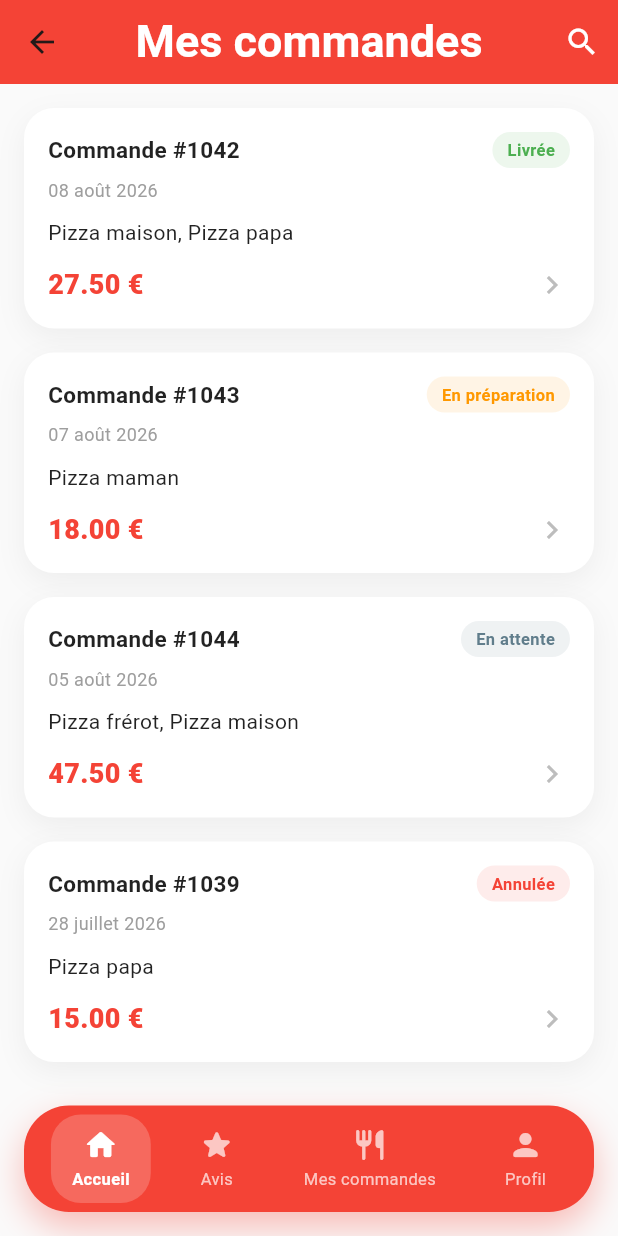
After one commit to exauce21/archi_pizza, a Flutter app: the CommandesListe screen opened directly, on a phone screen of 412 x 824 dp. The commit adds this screen. Run offline on Flutter 3.47's test engine with Material 3 defaults, Android fonts, the phone set to English and light mode, and no system bars; our stand-ins replace transparent_image; network calls fail.

Commit message:
Liste commandes

```diff
--- a/lib/avisListe.dart
+++ b/lib/avisListe.dart
@@ -47,7 +47,7 @@ class _AvisListeState extends State<AvisListe> {
 
     return Scaffold(
       appBar: Topbarmenu(title: 'Liste des avis'),
-      bottomNavigationBar: Bottombarmenu(),
+      bottomNavigationBar: const Bottombarmenu(currentIndex: 1),
       body: ListView.builder(
         padding: const EdgeInsets.symmetric(vertical: 8, horizontal: 20),
         itemCount: avisliste.length + 1, // +1 pour le header
--- a/lib/bottomBarMenu.dart
+++ b/lib/bottomBarMenu.dart
@@ -3,6 +3,8 @@ import 'package:archi_pizza/recettesListe.dart';
 import 'package:archi_pizza/avisListe.dart';
 import 'package:archi_pizza/userProfil.dart';
 
+import 'commandeListe.dart';
+import 'main.dart';
 import 'navItem.dart';
 
 class Bottombarmenu extends StatelessWidget {
@@ -22,8 +24,7 @@ class Bottombarmenu extends StatelessWidget {
         page = const AvisListe();
         break;
       case 2:
-      // TODO: remplacer par ta vraie page Messages
-        page = const AvisListe();
+        page = const CommandesListe();
         break;
       case 3:
         page = const Userprofil();
@@ -77,8 +78,8 @@ class Bottombarmenu extends StatelessWidget {
             onTap: () => _onTap(context, 1),
           ),
           NavItem(
-            icon: Icons.chat_bubble_rounded,
-            label: 'Messages',
+            icon: Icons.restaurant_rounded,
+            label: 'Mes commandes',
             isActive: currentIndex == 2,
             onTap: () => _onTap(context, 2),
           ),
--- /dev/null
+++ b/lib/commande.dart
@@ -0,0 +1,15 @@
+class Commande {
+  String id;
+  String date;
+  List<String> pizzas;
+  double total;
+  String statut;
+
+  Commande(
+      this.id,
+      this.date,
+      this.pizzas,
+      this.total,
+      this.statut,
+      );
+}
--- /dev/null
+++ b/lib/commandeListe.dart
@@ -0,0 +1,90 @@
+import 'package:archi_pizza/commandeWidget.dart';
+import 'package:flutter/material.dart';
+import 'TopBarMenu.dart';
+import 'bottomBarMenu.dart';
+import 'commande.dart';
+import 'commandeDetails.dart';
+
+class CommandesListe extends StatefulWidget {
+  const CommandesListe({super.key});
+
+  @override
+  State<CommandesListe> createState() => _CommandesListeState();
+}
+
+class _CommandesListeState extends State<CommandesListe> {
+  final List<Commande> commandes = [
+    Commande(
+      "1042",
+      "08 août 2026",
+      ["Pizza maison", "Pizza papa"],
+      27.50,
+      "Livrée",
+    ),
+    Commande(
+      "1043",
+      "07 août 2026",
+      ["Pizza maman"],
+      18.00,
+      "En préparation",
+    ),
+    Commande(
+      "1044",
+      "05 août 2026",
+      ["Pizza frérot", "Pizza maison"],
+      47.50,
+      "En attente",
+    ),
+    Commande(
+      "1039",
+      "28 juillet 2026",
+      ["Pizza papa"],
+      15.00,
+      "Annulée",
+    ),
+  ];
+
+  @override
+  Widget build(BuildContext context) {
+    return Scaffold(
+      backgroundColor: Colors.grey.shade50,
+      appBar: Topbarmenu(title: 'Mes commandes'),
+      bottomNavigationBar: const Bottombarmenu(currentIndex: 0),
+      body: commandes.isEmpty
+          ? Center(
+        child: Text(
+          "Aucune commande pour le moment",
+          style: TextStyle(color: Colors.grey.shade500),
+        ),
+      )
+          : ListView.builder(
+        padding: const EdgeInsets.symmetric(vertical: 8),
+        itemCount: commandes.length,
+        itemBuilder: (context, index) {
+          final commande = commandes[index];
+          return CommandeWidget(
+            commande: commande,
+            onTap: () {
+              Navigator.push(
+                context,
+                PageRouteBuilder(
+                  pageBuilder: (context, animation, secondary) =>
+                      CommandeDetails(commande: commande),
+                  transitionsBuilder:
+                      (context, animation, secondaryAnimation, child) {
+                    animation = CurvedAnimation(
+                      parent: animation,
+                      curve: Curves.ease,
+                    );
+                    return FadeTransition(
+                        opacity: animation, child: child);
+                  },
+                ),
+              );
+            },
+          );
+        },
+      ),
+    );
+  }
+}
--- /dev/null
+++ b/lib/commandeWidget.dart
@@ -0,0 +1,112 @@
+import 'package:flutter/material.dart';
+import 'commande.dart';
+
+class CommandeWidget extends StatelessWidget {
+  const CommandeWidget({
+    super.key,
+    required this.commande,
+    required this.onTap,
+  });
+
+  final Commande commande;
+  final VoidCallback onTap;
+
+  Color get _statutColor {
+    switch (commande.statut) {
+      case "Livrée":
+        return Colors.green;
+      case "En préparation":
+        return Colors.orange;
+      case "Annulée":
+        return Colors.red;
+      default:
+        return Colors.blueGrey;
+    }
+  }
+
+  @override
+  Widget build(BuildContext context) {
+    return InkWell(
+      onTap: onTap,
+      borderRadius: BorderRadius.circular(20),
+      child: Container(
+        margin: const EdgeInsets.symmetric(horizontal: 16, vertical: 8),
+        padding: const EdgeInsets.all(16),
+        decoration: BoxDecoration(
+          color: Colors.white,
+          borderRadius: BorderRadius.circular(20),
+          boxShadow: [
+            BoxShadow(
+              color: Colors.black.withOpacity(0.05),
+              blurRadius: 16,
+              offset: const Offset(0, 6),
+            ),
+          ],
+        ),
+        child: Column(
+          crossAxisAlignment: CrossAxisAlignment.start,
+          children: [
+            Row(
+              mainAxisAlignment: MainAxisAlignment.spaceBetween,
+              children: [
+                Text(
+                  "Commande #${commande.id}",
+                  style: const TextStyle(
+                    fontSize: 15,
+                    fontWeight: FontWeight.w700,
+                    color: Colors.black87,
+                  ),
+                ),
+                Container(
+                  padding: const EdgeInsets.symmetric(
+                    horizontal: 10,
+                    vertical: 4,
+                  ),
+                  decoration: BoxDecoration(
+                    color: _statutColor.withOpacity(0.1),
+                    borderRadius: BorderRadius.circular(30),
+                  ),
+                  child: Text(
+                    commande.statut,
+                    style: TextStyle(
+                      fontSize: 11,
+                      fontWeight: FontWeight.w700,
+                      color: _statutColor,
+                    ),
+                  ),
+                ),
+              ],
+            ),
+            const SizedBox(height: 6),
+            Text(
+              commande.date,
+              style: TextStyle(fontSize: 12, color: Colors.grey.shade500),
+            ),
+            const SizedBox(height: 10),
+            Text(
+              commande.pizzas.join(", "),
+              maxLines: 2,
+              overflow: TextOverflow.ellipsis,
+              style: const TextStyle(fontSize: 14, color: Colors.black87),
+            ),
+            const SizedBox(height: 12),
+            Row(
+              mainAxisAlignment: MainAxisAlignment.spaceBetween,
+              children: [
+                Text(
+                  "${commande.total.toStringAsFixed(2)} €",
+                  style: const TextStyle(
+                    fontSize: 18,
+                    fontWeight: FontWeight.w800,
+                    color: Colors.red,
+                  ),
+                ),
+                Icon(Icons.chevron_right, color: Colors.grey.shade400),
+              ],
+            ),
+          ],
+        ),
+      ),
+    );
+  }
+}
--- a/lib/recettesListe.dart
+++ b/lib/recettesListe.dart
@@ -82,7 +82,7 @@ class _RecettesListeState extends State<RecettesListe> {
     return Scaffold(
       //backgroundColor: Colors.grey.shade50,
       appBar: Topbarmenu(title: 'Liste des pizzas'),
-      bottomNavigationBar: Bottombarmenu(),
+      bottomNavigationBar: const Bottombarmenu(currentIndex: 0),
       body: ListView.builder(
         padding: const EdgeInsets.symmetric(vertical: 8),
         itemCount: recettes.length,
--- a/lib/userProfil.dart
+++ b/lib/userProfil.dart
@@ -26,7 +26,8 @@ class _UserprofilState extends State<Userprofil> {
     return Scaffold(
       //backgroundColor: Colors.grey.shade50,
       appBar: Topbarmenu(title: 'Mon Profil'),
-      bottomNavigationBar: Bottombarmenu(),
+      //bottomNavigationBar: Bottombarmenu(),
+      bottomNavigationBar: const Bottombarmenu(currentIndex: 3),
       body: ListView(
         padding: const EdgeInsets.symmetric(vertical: 24, horizontal: 20),
         children: [
```
Also changed, not shown: lib/commandeDetails.dart (added, +117 -0 lines), lib/topBarMenu.dart (+1 -12 lines).
